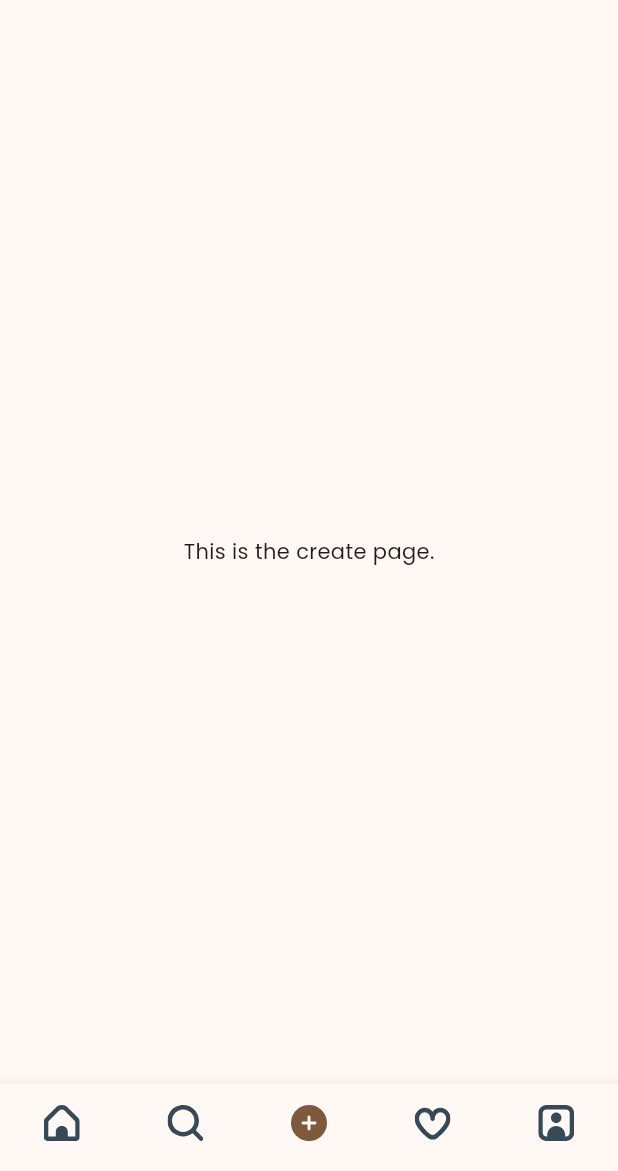
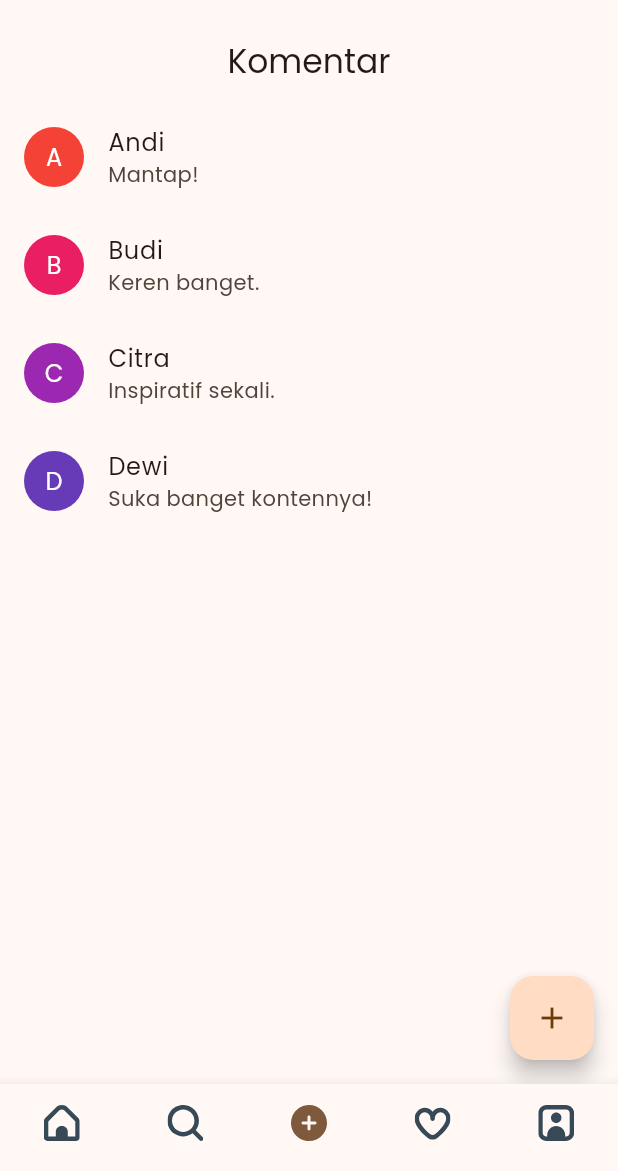
Before and after one commit to Paskamras/mobile-programming-ca224, a Flutter app: the screen it shows after launch, item 3 of the bottom bar chosen, on a phone screen of 412 x 824 dp, the part 65-1236 px from its top. Run offline on Flutter 3.47's test engine with Material 3 defaults, Android fonts, the phone set to English and light mode, and no system bars; our stand-ins replace flutter_svg; network calls fail.

Commit message:
list coment

```diff
--- /dev/null
+++ b/lib/models/comment.dart
@@ -0,0 +1 @@
+// TODO Implement this library.
--- /dev/null
+++ b/lib/pages/list_comments_page.dart
@@ -0,0 +1,69 @@
+import 'package:flutter/material.dart';
+import 'create_comment.dart'; // Pastikan path sesuai dengan file CreateCommentPage
+
+class ListCommentsPage extends StatefulWidget {
+  const ListCommentsPage({super.key});
+
+  @override
+  State<ListCommentsPage> createState() => _ListCommentsPageState();
+}
+
+class _ListCommentsPageState extends State<ListCommentsPage> {
+  // Daftar komentar awal
+  final List<Map<String, String>> _comments = [
+    {"name": "Andi", "comment": "Mantap!"},
+    {"name": "Budi", "comment": "Keren banget."},
+    {"name": "Citra", "comment": "Inspiratif sekali."},
+    {"name": "Dewi", "comment": "Suka banget kontennya!"},
+  ];
+
+  // Fungsi untuk menambahkan komentar baru
+  void _addComment(String name, String comment) {
+    setState(() {
+      _comments.add({"name": name, "comment": comment});
+    });
+  }
+
+  @override
+  Widget build(BuildContext context) {
+    return Scaffold(
+      appBar: AppBar(
+        title: const Text("Komentar"),
+        centerTitle: true,
+      ),
+      body: ListView.builder(
+        itemCount: _comments.length,
+        itemBuilder: (context, index) {
+          return ListTile(
+            leading: CircleAvatar(
+              backgroundColor: Colors.primaries[index % Colors.primaries.length],
+              child: Text(
+                _comments[index]["name"]![0].toUpperCase(), // Inisial nama
+                style: const TextStyle(color: Colors.white),
+              ),
+            ),
+            title: Text(_comments[index]["name"]!),
+            subtitle: Text(_comments[index]["comment"]!),
+          );
+        },
+      ),
+      floatingActionButton: FloatingActionButton(
+        onPressed: () async {
+          // Navigasi ke halaman Create Comment
+          final result = await Navigator.push(
+            context,
+            MaterialPageRoute(
+              builder: (context) => const CreateCommentPage(),
+            ),
+          );
+
+          // Periksa apakah data valid dan tambahkan komentar baru
+          if (result != null && result is Map<String, String>) {
+            _addComment(result["name"]!, result["comment"]!);
+          }
+        },
+        child: const Icon(Icons.add),
+      ),
+    );
+  }
+}
--- a/lib/pages/main_page.dart
+++ b/lib/pages/main_page.dart
@@ -1,8 +1,11 @@
 import 'package:flutter/material.dart';
 import 'package:flutter_svg/flutter_svg.dart';
 import 'package:myapp/pages/home_page.dart';
+import 'package:myapp/pages/list_comments_page.dart';
 import 'package:myapp/pages/search_page.dart';
 import 'package:myapp/resources/colors.dart';
+// ignore: unused_import
+import 'package:myapp/pages/create_comment.dart';
 
 class MainPage extends StatefulWidget {
   const MainPage({super.key});
@@ -26,11 +29,10 @@ class _MainPageState extends State<MainPage> {
 final List<Widget> _pages = [
   const HomePage(),
   const SearchPage(),
-    const Center(child: Text('This is the create page.')),
+  ListCommentsPage(),
   const Center(child: Text('This is the activity page.')),
   const Center(child: Text('This is the profile page.')),
 ];
-
   @override
   Widget build(BuildContext context) {
     return Scaffold(
```
Also changed, not shown: lib/models/moment.dart (added, +23 -0 lines), lib/pages/create_comment.dart (added, +54 -0 lines), lib/pages/search_page.dart (+30 -15 lines). Lines whose indentation alone changed are shown as unchanged.
